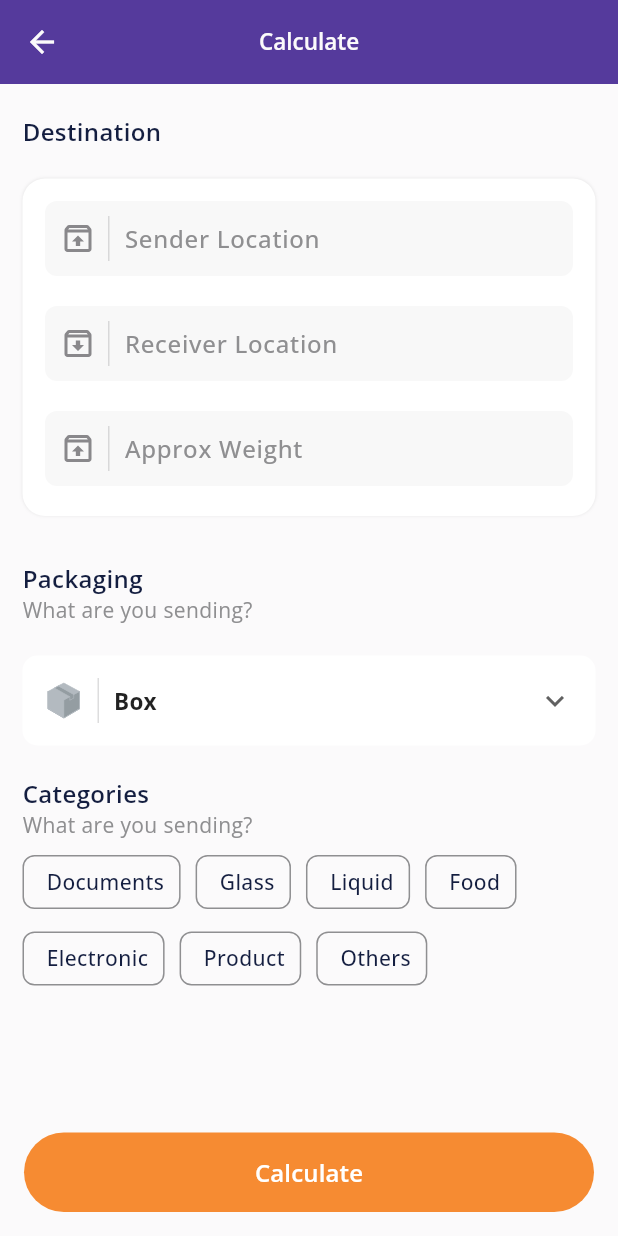
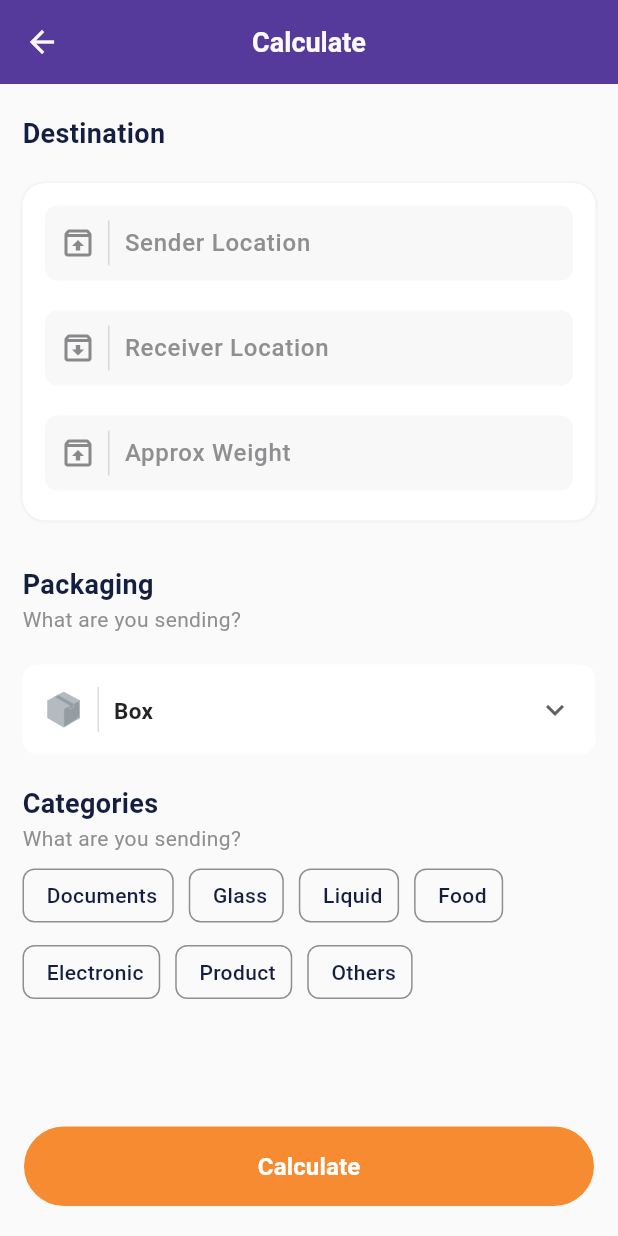
Before and after one commit to donkizzy/movemate_shipment_mobile, a Flutter app: the screen it shows after launch, after a tap on "Calculate", on a phone screen of 412 x 824 dp. Run offline on Flutter 3.47's test engine with Material 2 defaults, Android fonts, the phone set to English and light mode, and no system bars; our stand-ins replace flutter_staggered_animations, flutter_svg, google_fonts; network calls fail.

Commit message:
home page and calculate page clean up

```diff
--- a/lib/features/calculate/presentation/pages/calculate_page.dart
+++ b/lib/features/calculate/presentation/pages/calculate_page.dart
@@ -31,7 +31,9 @@ class _CalculatePageState extends State<CalculatePage> {
       bottomNavigationBar: SizedBox(
         width: double.infinity,
         child: Padding(
-          padding: const EdgeInsets.all(16.0),
+          padding: const EdgeInsets.only(left: 16.0,right: 16,bottom: 20,top: 16),
+          child: Hero(
+            tag: 'calculate',
             child: MaterialButton(
               onPressed: (){
                 Navigator.push(context, MaterialPageRoute(builder: (context) => const CalculateSuccessfulPage()));
@@ -49,13 +51,14 @@ class _CalculatePageState extends State<CalculatePage> {
             ),
           ),
         ),
+      ),
       appBar: AppBar(
         backgroundColor: gigasPurple,
         centerTitle: true,
         title: const Text(
           'Calculate',
           style: TextStyle(
-              fontSize: 15, color: hintGrey, fontWeight: FontWeight.w600),
+              fontSize: 18, color: hintGrey, fontWeight: FontWeight.bold),
         ),
         leading: const BackButton(
           color: hintGrey,
@@ -67,7 +70,7 @@ class _CalculatePageState extends State<CalculatePage> {
           const Text(
             'Destination',
             style: TextStyle(
-                fontWeight: FontWeight.w600, fontSize: 16, color: buntingBlue),
+                fontWeight: FontWeight.w600, fontSize: 18, color: buntingBlue),
           ),
           const SizedBox(
             height: 20,
@@ -85,8 +88,7 @@ class _CalculatePageState extends State<CalculatePage> {
                 ),
               ],
             ),
-            padding:
-                const EdgeInsets.only(top: 15, bottom: 10, left: 15, right: 15),
+            padding: const EdgeInsets.only(top: 15, bottom: 10, left: 15, right: 15),
             child: Column(
               mainAxisSize: MainAxisSize.min,
               crossAxisAlignment: CrossAxisAlignment.start,
@@ -235,7 +237,7 @@ class _CalculatePageState extends State<CalculatePage> {
           const Text(
             'Packaging',
             style: TextStyle(
-                fontWeight: FontWeight.w600, fontSize: 16, color: buntingBlue),
+                fontWeight: FontWeight.w600, fontSize: 18, color: buntingBlue),
           ),
           const Text(
             'What are you sending?',
@@ -295,7 +297,7 @@ class _CalculatePageState extends State<CalculatePage> {
           const Text(
             'Categories',
             style: TextStyle(
-                fontWeight: FontWeight.w600, fontSize: 16, color: buntingBlue),
+                fontWeight: FontWeight.w600, fontSize: 18, color: buntingBlue),
           ),
           const Text(
             'What are you sending?',
--- a/lib/features/home/presentation/pages/calculate_success.dart
+++ b/lib/features/home/presentation/pages/calculate_success.dart
@@ -100,6 +100,8 @@ class _CalculateSuccessfulPageState extends State<CalculateSuccessfulPage> {
           ),
           Padding(
             padding: const EdgeInsets.all(16.0),
+            child: Hero(
+              tag: 'calculate',
               child: MaterialButton(
                 onPressed: (){
                 Navigator.popUntil(context, (route) => route.isFirst);
@@ -115,6 +117,7 @@ class _CalculateSuccessfulPageState extends State<CalculateSuccessfulPage> {
                   style: TextStyle(color: Colors.white, fontSize: 16,fontWeight: FontWeight.w600),
                 ),
               ),
+            ),
           )
         ],
       ),
--- a/lib/features/home/presentation/pages/home_page.dart
+++ b/lib/features/home/presentation/pages/home_page.dart
@@ -41,7 +41,7 @@ class _HomePageState extends State<HomePage> {
                 children: [
                   SvgPicture.asset(
                     'assets/send.svg',
-                    height: 14,
+                    height: 16,
                     colorFilter:
                         const ColorFilter.mode(Colors.white, BlendMode.srcIn),
                   ),
@@ -50,7 +50,7 @@ class _HomePageState extends State<HomePage> {
                   ),
                   const Text(
                     'Your location',
-                    style: TextStyle(fontSize: 13, color: hintGrey),
+                    style: TextStyle(fontSize: 14, color: hintGrey),
                   )
                 ],
               ),
@@ -60,7 +60,7 @@ class _HomePageState extends State<HomePage> {
                   Text(
                     'Wertheimer, Illinois',
                     style: TextStyle(
-                        fontSize: 14,
+                        fontSize: 16,
                         color: hintGrey,
                         fontWeight: FontWeight.w600),
                   ),
@@ -115,9 +115,10 @@ class _HomePageState extends State<HomePage> {
                             style: const TextStyle(
                                 fontWeight: FontWeight.w500),
                             decoration: const InputDecoration.collapsed(
-                                hintText: '#NEJ200899',
+                                hintText: 'Enter the receipt number...',
                                 hintStyle: TextStyle(
                                     fontWeight: FontWeight.w500,
+                                    fontSize: 14,
                                     color: manateeGrey)),
                           ),
                         ),
@@ -158,13 +159,14 @@ class _HomePageState extends State<HomePage> {
               'Tracking',
               style: TextStyle(
                   fontWeight: FontWeight.w600,
-                  fontSize: 16,
+                  fontSize: 18,
                   color: buntingBlue),
             ),
             const SizedBox(
               height: 20,
             ),
             Container(
+              width: double.infinity,
               decoration: BoxDecoration(
                 color: Colors.white,
                 borderRadius: BorderRadius.circular(15),
@@ -193,8 +195,11 @@ class _HomePageState extends State<HomePage> {
                               'Shipment Number',
                               style: TextStyle(
                                   color: manateeGrey,
-                                  fontSize: 12,
+                                  fontSize: 13,
                                   fontWeight: FontWeight.w500),
+                            ),
+                            const SizedBox(
+                              height: 3,
                             ),
                             Text(
                               'NEJ20089934122231',
@@ -232,13 +237,105 @@ class _HomePageState extends State<HomePage> {
                       children: [
                         Flexible(
                           fit: FlexFit.tight,
+                          flex: 3,
                           child: Row(
                             mainAxisAlignment: MainAxisAlignment.start,
                             crossAxisAlignment: CrossAxisAlignment.start,
                             children: [
                               Container(
-                                height: 33,
-                                width: 30,
+                                height: 35,
+                                width: 35,
+                                decoration: const BoxDecoration(
+                                    shape: BoxShape.circle, color: jaffaOrange),
+                              ),
+                              const SizedBox(
+                                width: 5,
+                              ),
+                              const Expanded(
+                                child: Column(
+                                  crossAxisAlignment: CrossAxisAlignment.start,
+                                  mainAxisAlignment: MainAxisAlignment.start,
+                                  children: [
+                                    Text(
+                                      'Sender',
+                                      style: TextStyle(
+                                          color: manateeGrey,
+                                          fontSize: 13,
+                                          fontWeight: FontWeight.w500),
+                                    ),
+                                    Text(
+                                      'Atlanta, 5243',
+                                      style: TextStyle(
+                                          fontWeight: FontWeight.w500,
+                                          fontSize: 15,
+                                          color: buntingBlue),
+                                    ),
+                                  ],
+                                ),
+                              ),
+                            ],
+                          ),
+                        ),
+                         Flexible(
+                          fit: FlexFit.tight,
+                          flex: 2,
+                          child: Align(
+                            alignment: Alignment.centerRight,
+                            child: Column(
+                              crossAxisAlignment: CrossAxisAlignment.start,
+                              mainAxisAlignment: MainAxisAlignment.start,
+                              children: [
+                                const Text(
+                                  'Time',
+                                  style: TextStyle(
+                                      color: manateeGrey,
+                                      fontSize: 13,
+                                      fontWeight: FontWeight.w500),
+                                ),
+                                Row(
+                                  children: [
+                                    Container(
+                                      margin:const EdgeInsets.only(right:5),
+                                      padding: const EdgeInsets.all(4),
+                                      decoration: const BoxDecoration(
+                                        color: appleGreen,
+                                        shape: BoxShape.circle
+                                      ),
+                                    ),
+                                    const Text(
+                                      '2 days - 3days',
+                                      style: TextStyle(
+                                          fontWeight: FontWeight.w500,
+                                          fontSize: 15,
+                                          color: buntingBlue),
+                                    ),
+                                  ],
+                                ),
+                              ],
+                            ),
+                          ),
+                        ),
+                      ],
+                    ),
+                  ),
+                  const SizedBox(
+                    height: 15,
+                  ),
+                  Padding(
+                    padding: const EdgeInsets.symmetric(horizontal: 15.0),
+                    child: Row(
+                      mainAxisAlignment: MainAxisAlignment.spaceBetween,
+                      children: [
+                        Flexible(
+                          fit: FlexFit.tight,
+                          flex: 3,
+                          child: Row(
+                            mainAxisAlignment: MainAxisAlignment.start,
+                            crossAxisAlignment: CrossAxisAlignment.start,
+                            children: [
+                              Container(
+                                height: 35,
+                                width: 35,
                                 decoration: const BoxDecoration(
                                     shape: BoxShape.circle, color: jaffaOrange),
                               ),
@@ -254,14 +351,14 @@ class _HomePageState extends State<HomePage> {
                                       'Receiver',
                                       style: TextStyle(
                                           color: manateeGrey,
-                                          fontSize: 12,
+                                          fontSize: 13,
                                           fontWeight: FontWeight.w500),
                                     ),
                                     Text(
                                       'Chicago, 6342',
                                       style: TextStyle(
                                           fontWeight: FontWeight.w500,
-                                          fontSize: 13,
+                                          fontSize: 15,
                                           color: buntingBlue),
                                     ),
                                   ],
@@ -272,86 +369,7 @@ class _HomePageState extends State<HomePage> {
                         ),
                           const Flexible(
                           fit: FlexFit.tight,
-                          child: Column(
-                            crossAxisAlignment: CrossAxisAlignment.start,
-                            mainAxisAlignment: MainAxisAlignment.start,
-                            mainAxisSize: MainAxisSize.max,
-                            children: [
-                              Text(
-                                'Status',
-                                style:
-                                    TextStyle(color: manateeGrey, fontSize: 12),
-                              ),
-                              Row(
-                                mainAxisAlignment: MainAxisAlignment.end,
-                                children: [
-                                  Text(
-                                    '2 day -3 days',
-                                    style: TextStyle(
-                                        fontWeight: FontWeight.w500,
-                                        fontSize: 13,
-                                        color: buntingBlue),
-                                  ),
-                                ],
-                              ),
-                            ],
-                          ),
-                        ),
-                      ],
-                    ),
-                  ),
-                  const SizedBox(
-                    height: 15,
-                  ),
-                  Padding(
-                    padding: const EdgeInsets.symmetric(horizontal: 15.0),
-                    child: Row(
-                      mainAxisAlignment: MainAxisAlignment.spaceBetween,
-                      children: [
-                        Flexible(
-                          fit: FlexFit.tight,
-                          child: Row(
-                            mainAxisAlignment: MainAxisAlignment.start,
-                            crossAxisAlignment: CrossAxisAlignment.start,
-                            children: [
-                              Container(
-                                height: 33,
-                                width: 30,
-                                decoration: const BoxDecoration(
-                                    shape: BoxShape.circle, color: jaffaOrange),
-                              ),
-                              const SizedBox(
-                                width: 5,
-                              ),
-                              const Expanded(
-                                child: Column(
-                                  crossAxisAlignment: CrossAxisAlignment.start,
-                                  mainAxisAlignment: MainAxisAlignment.start,
-                                  children: [
-                                    Text(
-                                      'Receiver',
-                                      style: TextStyle(
-                                          color: manateeGrey,
-                                          fontSize: 12,
-                                          fontWeight: FontWeight.w500),
-                                    ),
-                                    Text(
-                                      'Chicago, 6342',
-                                      style: TextStyle(
-                                          fontWeight: FontWeight.w500,
-                                          fontSize: 13,
-                                          color: buntingBlue),
-                                    ),
-                                  ],
-                                ),
-                              ),
-                            ],
-                          ),
-                        ),
-                        const Flexible(
-                          fit: FlexFit.tight,
-                          child: Align(
-                            alignment: Alignment.centerRight,
+                           flex: 2,
                           child: Column(
                             crossAxisAlignment: CrossAxisAlignment.start,
                             mainAxisAlignment: MainAxisAlignment.start,
@@ -360,18 +378,17 @@ class _HomePageState extends State<HomePage> {
                                 'Status',
                                 style: TextStyle(
                                     color: manateeGrey,
-                                      fontSize: 12,
+                                    fontSize: 13,
                                     fontWeight: FontWeight.w500),
                               ),
                               Text(
                                 'Waiting to collect',
                                 style: TextStyle(
                                     fontWeight: FontWeight.w500,
-                                      fontSize: 13,
+                                    fontSize: 15,
                                     color: buntingBlue),
                               ),
                             ],
-                            ),
                           ),
                         ),
                       ],
@@ -411,7 +428,7 @@ class _HomePageState extends State<HomePage> {
               'Available Vehicles',
               style: TextStyle(
                   fontWeight: FontWeight.w600,
-                  fontSize: 16,
+                  fontSize: 18,
                   color: buntingBlue),
             ),
             const SizedBox(
--- a/lib/features/home/presentation/widgets/vehicles_list_widget.dart
+++ b/lib/features/home/presentation/widgets/vehicles_list_widget.dart
@@ -54,13 +54,13 @@ class VehicleItem extends StatelessWidget {
             Text(
               title,
               style: const TextStyle(
-                  fontWeight: FontWeight.w400, fontSize: 16, color: buntingBlue),
+                  fontWeight: FontWeight.w500, fontSize: 16, color: buntingBlue),
             ),
 
             Text(
               subTitle,
               style: const TextStyle(
-                  fontWeight: FontWeight.w400, fontSize: 13, color: manateeGrey),
+                  fontWeight: FontWeight.w500, fontSize: 13, color: manateeGrey),
             ),
           ],
         ),
--- a/lib/main.dart
+++ b/lib/main.dart
@@ -33,7 +33,7 @@ class MyApp extends StatelessWidget {
         // tested with just a hot reload.
         colorScheme: ColorScheme.fromSeed(seedColor: Colors.deepPurple),
         useMaterial3: true,
-        textTheme: GoogleFonts.openSansTextTheme(),
+        textTheme: GoogleFonts.robotoTextTheme(),
       ),
       home: const LandingPage(),
     );
```
Lines whose indentation alone changed are shown as unchanged.
